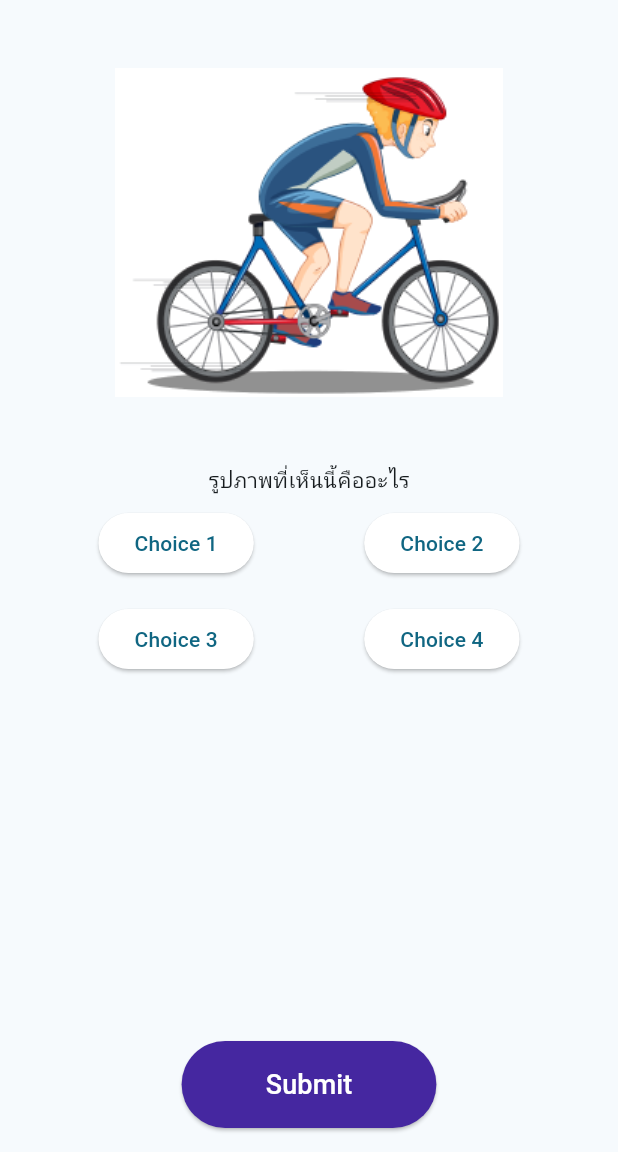
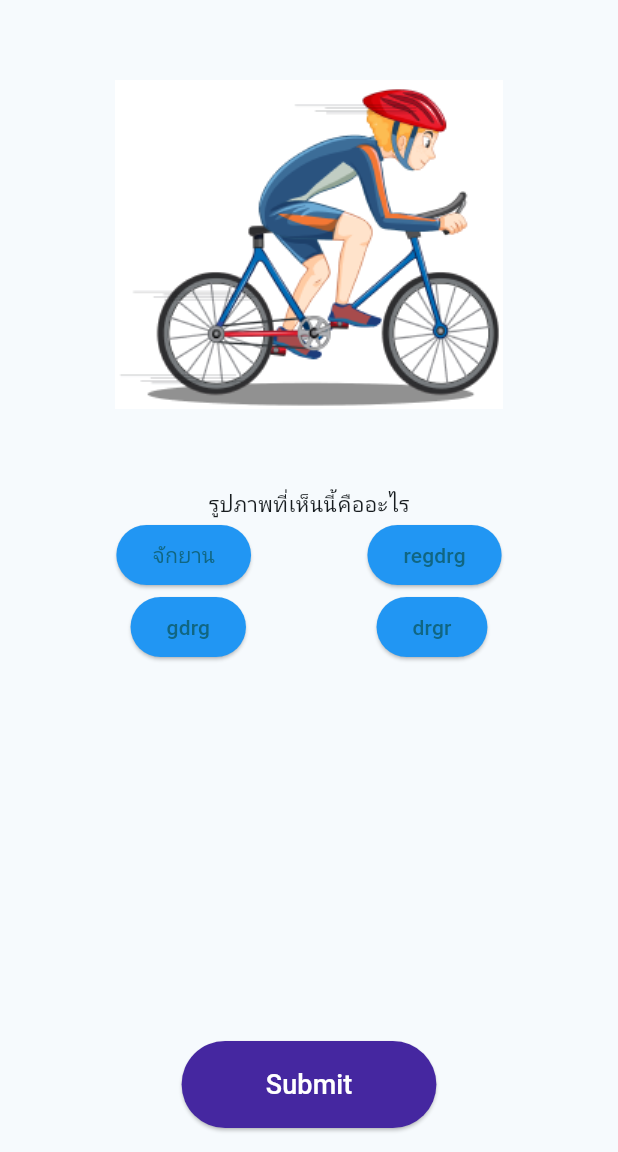
Before and after one commit to KKawinn/testsoftdev2, a Flutter app: the QuizPage screen opened by its route, on a phone screen of 412 x 824 dp, the part 84-1236 px from its top. Run offline on Flutter 3.47's test engine with Material 3 defaults, Android fonts, the light colour scheme and no system bars; our stand-ins replace flutter_tts.

Commit message:
start_quiz

```diff
--- a/lib/quiz.dart
+++ b/lib/quiz.dart
@@ -6,15 +6,49 @@ class QuizPage extends StatefulWidget {
 }
 
 class _QuizPageState extends State<QuizPage> {
+  int _questionIndex = 0;
+  int _totalScore = 0;
   String? selectedAnswer;
-  final String correctAnswer = 'Choice 1';
-  String? resultText;
-  Color con = Color.fromARGB(255, 69,39,160) ;
-  String buto = "Submit";
-  Color choice1 = Color.fromARGB(255, 255, 255, 255) ;
-  Color choice2 = Color.fromARGB(255, 255, 255, 255) ;
-  Color choice3 = Color.fromARGB(255, 255, 255, 255) ;
-  Color choice4 = Color.fromARGB(255, 255, 255, 255) ;
+  int choice = 0 ;
+
+final List<Map<String, Object>> _questions = [
+    {
+      'pic': 'image/bi.png',
+      'answers': [
+        {'text': 'จักยาน', 'score': 1},
+        {'text': 'regdrg', 'score': 0},
+        {'text': 'gdrg', 'score': 0},
+        {'text': 'drgr', 'score': 0},
+      ],
+    },
+    {
+      'pic': 'image/des.png',
+      'answers': [
+        {'text': '4', 'score': 0},
+        {'text': 'คนคิด', 'score': 1},
+        {'text': '8', 'score': 0},
+        {'text': '10', 'score': 0},
+      ],
+    },
+    // Add more questions here...
+  ];
+
+
+void _answerQuestion(int score) {
+    setState(() {
+      _totalScore += score;
+      _questionIndex++;
+      selectedAnswer = null; // Reset selected answer
+    });
+  }
+
+  void _restartQuiz() {
+    setState(() {
+      _questionIndex = 0;
+      _totalScore = 0;
+      selectedAnswer = null; // Reset selected answer
+    });
+  }
 
   @override
   Widget build(BuildContext context) {
@@ -29,11 +63,61 @@ class _QuizPageState extends State<QuizPage> {
           },
         ),
       ),
-      body: Column(
+      body:  _questionIndex < _questions.length
+          ? Quiz(
+              questionIndex: _questionIndex,
+              questions: _questions,
+              answerQuestion: _answerQuestion,
+              selectedAnswer: selectedAnswer,
+              choice: choice,
+              onAnswerSelected: (String answer) {
+                setState(() {
+                  selectedAnswer = answer;
+                });
+              },
+              choiceselect: (int cha){
+                setState(() {
+                  choice = cha;
+                });
+              },
+            )
+          : Result(_totalScore, _questions.length, _restartQuiz),
+    );
+  }
+}
+
+class Quiz extends StatelessWidget {
+
+  final String correctAnswer = 'Choice 1';
+  String? resultText;
+  Color con = Color.fromARGB(255, 69,39,160) ;
+  String buto = "Submit";
+
+  final int questionIndex;
+  final List questions;
+  final Function(int) answerQuestion;
+  final Function(int) choiceselect;
+  final int? choice  ;
+  final String? selectedAnswer;
+  final void Function(String) onAnswerSelected;
+
+  Quiz({
+    required this.questionIndex,
+    required this.questions,
+    required this.answerQuestion,
+    required this.selectedAnswer,
+    required this.onAnswerSelected,
+    required this.choiceselect,
+    required this.choice
+  });
+
+  @override
+  Widget build(BuildContext context) {
+    return Column(
         children: [
           Expanded(
             child: Center(
-              child: Image.asset('image/bi.png'),
+              child: Image.asset(questions[questionIndex]['pic'] as String),
             ),
           ),
           Column(
@@ -43,63 +127,79 @@ class _QuizPageState extends State<QuizPage> {
               Row(
                 mainAxisAlignment: MainAxisAlignment.spaceEvenly,
                 children: [
-                  ChoiceButton(
-                    text: 'Choice 1',
-                    onSelect: () {
-                      setState(() {
-                        selectedAnswer = 'Choice 1';
-                        choice1 = Color.fromARGB( 255, 186,218,255) ;
-                        choice2 = Color.fromARGB(255, 255, 255, 255) ;
-                        choice3 = Color.fromARGB(255, 255, 255, 255) ;
-                        choice4 = Color.fromARGB(255, 255, 255, 255) ;
-                      });
-                    },
-                    colo:choice1 ,
-                  ),
-                  ChoiceButton(
-                    text: 'Choice 2',
-                    onSelect: () {
-                      setState(() {
-                        selectedAnswer = 'Choice 2';
-                        choice1 = Color.fromARGB( 255, 255, 255, 255) ;
-                        choice2 = Color.fromARGB(255, 186,218,255) ;
-                        choice3 = Color.fromARGB(255, 255, 255, 255) ;
-                        choice4 = Color.fromARGB(255, 255, 255, 255) ;
-                      });
-                    },
-                    colo: choice2,
-                  ),
+                  ...(questions[questionIndex]['answers'] as List<Map<String, Object>>).sublist(0,1).map((answer) {
+                  return ElevatedButton(
+                    onPressed: () {
+                      choiceselect(0);
+                      onAnswerSelected(answer['text'] as String);},
+                    child: Text(answer['text'] as String),
+                    style: ButtonStyle(
+                      backgroundColor: MaterialStateProperty.resolveWith<Color>((states) {
+                        if (selectedAnswer == answer['text']) {
+                          return Colors.green; // สีเมื่อปุ่มถูกเลือก
+                        } else {
+                          return Colors.blue; // สีปกติ
+                        }
+                      }),
+                    ),
+                  );
+                }).toList(),
+                  ...(questions[questionIndex]['answers'] as List<Map<String, Object>>).sublist(1,2).map((answer) {
+                  return ElevatedButton(
+                    onPressed: () {
+                      choiceselect(1);
+                      onAnswerSelected(answer['text'] as String);},
+                    child: Text(answer['text'] as String),
+                    style: ButtonStyle(
+                      backgroundColor: MaterialStateProperty.resolveWith<Color>((states) {
+                        if (selectedAnswer == answer['text']) {
+                          return Colors.green; // สีเมื่อปุ่มถูกเลือก
+                        } else {
+                          return Colors.blue; // สีปกติ
+                        }
+                      }),
+                    ),
+                  );
+                }).toList(),
                 ],
               ),
               Row(
                 mainAxisAlignment: MainAxisAlignment.spaceEvenly,
                 children: [
-                  ChoiceButton(
-                    text: 'Choice 3',
-                    onSelect: () {
-                      setState(() {
-                        selectedAnswer = 'Choice 3';
-                        choice1 = Color.fromARGB( 255, 255, 255, 255) ;
-                        choice2 = Color.fromARGB(255, 255, 255, 255) ;
-                        choice3 = Color.fromARGB(255, 186,218,255) ;
-                        choice4 = Color.fromARGB(255, 255, 255, 255) ;
-                      });
-                    },
-                     colo: choice3,
-                  ),
-                  ChoiceButton(
-                    text: 'Choice 4',
-                    onSelect: () {
-                      setState(() {
-                        selectedAnswer = 'Choice 4';
-                        choice1 = Color.fromARGB( 255, 255, 255, 255) ;
-                        choice2 = Color.fromARGB(255, 255, 255, 255) ;
-                        choice3 = Color.fromARGB(255, 255, 255, 255) ;
-                        choice4 = Color.fromARGB(255, 186,218,255) ;
-                      });
-                    },
-                    colo: choice4,
-                  ),
+                  ...(questions[questionIndex]['answers'] as List<Map<String, Object>>).sublist(2,3).map((answer) {
+                  return ElevatedButton(
+                    onPressed: () {
+                      choiceselect(2);
+                      onAnswerSelected(answer['text'] as String);},
+                    child: Text(answer['text'] as String),
+                    style: ButtonStyle(
+                      backgroundColor: MaterialStateProperty.resolveWith<Color>((states) {
+                        if (selectedAnswer == answer['text']) {
+                          return Colors.green; // สีเมื่อปุ่มถูกเลือก
+                        } else {
+                          return Colors.blue; // สีปกติ
+                        }
+                      }),
+                    ),
+                  );
+                }).toList(),
+                  ...(questions[questionIndex]['answers'] as List<Map<String, Object>>).sublist(3,4).map((answer) {
+                  return ElevatedButton(
+                    onPressed: () {
+                      choiceselect(3);
+                      onAnswerSelected(answer['text'] as String);},
+                    child: Text(answer['text'] as String),
+                    style: ButtonStyle(
+                      backgroundColor: MaterialStateProperty.resolveWith<Color>((states) {
+                        if (selectedAnswer == answer['text']) {
+                          return Colors.green; // สีเมื่อปุ่มถูกเลือก
+                        } else {
+                          return Colors.blue; // สีปกติ
+                        }
+                      }),
+                    ),
+                  );
+                }).toList(),
                 ],
               ),
             ],
@@ -119,12 +219,12 @@ class _QuizPageState extends State<QuizPage> {
             ),
           ElevatedButton(
             onPressed: () {
-              setState(() {
+              answerQuestion(questions[questionIndex]['answers'][choice]['score'] as int);
                 resultText =
                     selectedAnswer == correctAnswer ? 'ถูกต้อง' : 'ผิด';
                     con = selectedAnswer== correctAnswer ?  Color.fromARGB(255, 0, 255, 0) : Color.fromARGB(255, 255, 0, 0);
                     buto = "continue";
-              });
+
             },
             style: ElevatedButton.styleFrom(backgroundColor: con),
 
@@ -144,10 +244,12 @@ class _QuizPageState extends State<QuizPage> {
 ),
 
         ],
-      ),
-    );
+      );
   }
 }
+
+
+
 
 class ChoiceButton extends StatelessWidget {
   final String text;
@@ -169,3 +271,34 @@ class ChoiceButton extends StatelessWidget {
     );
   }
 }
+
+class Result extends StatelessWidget {
+  final int totalScore;
+  final int totalQuestions;
+  final Function restartQuiz;
+
+  Result(this.totalScore, this.totalQuestions, this.restartQuiz);
+
+  @override
+  Widget build(BuildContext context) {
+    return Center(
+      child: Column(
+        mainAxisAlignment: MainAxisAlignment.center,
+        children: [
+          Text(
+            'You have completed the quiz!',
+            style: TextStyle(fontSize: 20),
+          ),
+          Text(
+            'Your Score: $totalScore out of $totalQuestions',
+            style: TextStyle(fontSize: 18),
+          ),
+          ElevatedButton(
+            onPressed: () => restartQuiz(),
+            child: Text('Restart Quiz'),
+          ),
+        ],
+      ),
+    );
+  }
+}
```
Also changed, not shown: lib/voic.dart (+1 -6 lines).
